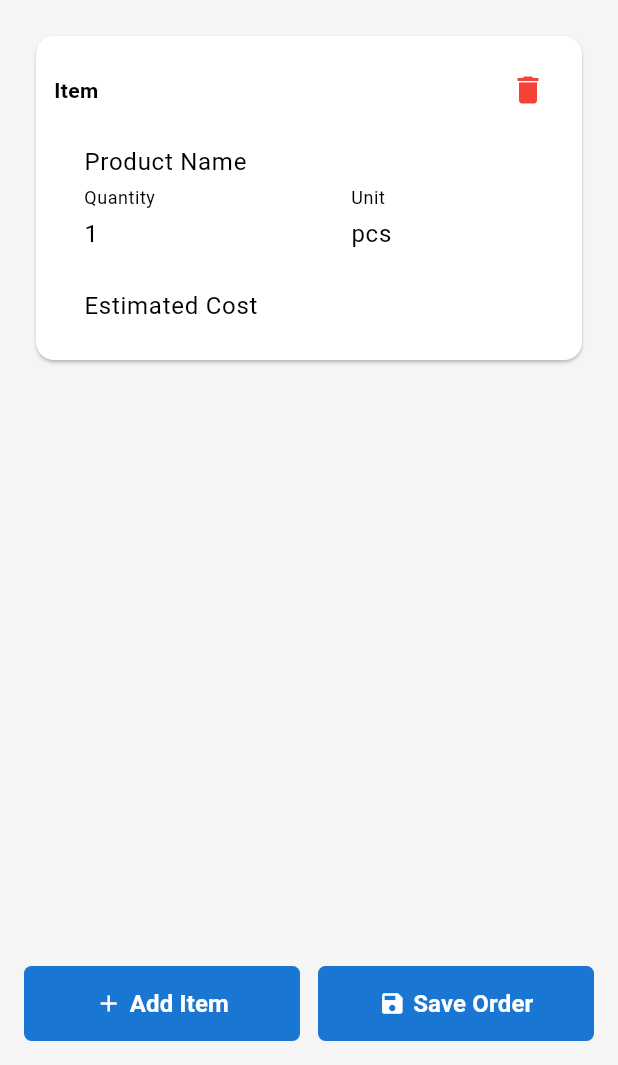
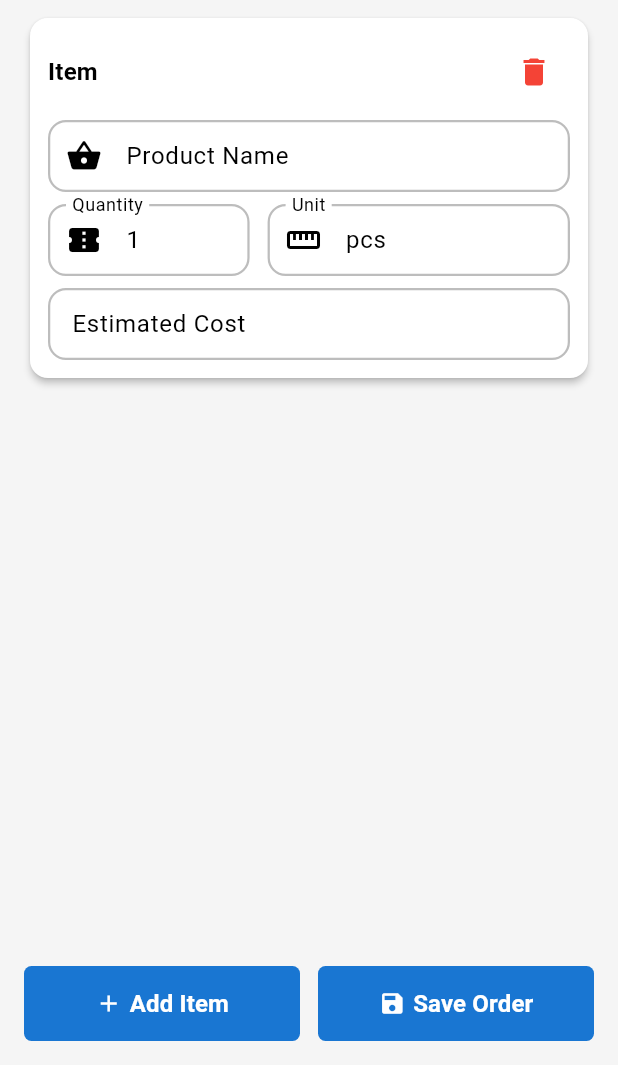
Before and after one commit to tanvirarifsiddiqui/BazarTrack, a Flutter app: the CreateOrderScreen screen opened by its route, after a tap on "Add Item", on a phone screen of 412 x 824 dp, the part 171-1236 px from its top. Run offline on Flutter 3.47's test engine with Material 3 defaults, Android fonts, the phone set to English and light mode, and no system bars; our stand-ins replace cached_network_image, firebase_core, firebase_messaging, flutter_local_notifications, get, image_picker and 2 more; accounts and stored records are empty; network calls fail.

Commit message:
Update UI for Create Order Screen Input Validation and Design Updated into Modular Approach.

```diff
--- /dev/null
+++ b/lib/features/orders/components/assistant_selector.dart
@@ -0,0 +1,31 @@
+import 'package:flutter/material.dart';
+import 'package:get/get.dart';
+import '../../../util/input_decoration.dart';
+import '../controller/order_controller.dart';
+
+/// Dropdown to assign an assistant
+class AssistantSelector extends StatelessWidget {
+  final OrderController ctrl;
+  const AssistantSelector({required this.ctrl, super.key});
+
+  @override
+  Widget build(BuildContext context) {
+    return Obx(
+          () => DropdownButtonFormField<int?>(
+        borderRadius: BorderRadius.circular(12),
+
+        value: ctrl.assignedToUserId.value,
+        items: [
+          const DropdownMenuItem(value: null, child: Text("None")),
+          ...ctrl.assistants
+              .map((a) => DropdownMenuItem(value: a.id, child: Text(a.name)))
+        ],
+        onChanged: (v) => ctrl.assignedToUserId.value = v,
+        decoration: AppInputDecorations.generalInputDecoration(
+          label: 'Select Assistant',
+          prefixIcon: Icons.person_outline_rounded,
+        ),
+      ),
+    );
+  }
+}
--- /dev/null
+++ b/lib/features/orders/components/create_list_of_order_item.dart
@@ -0,0 +1,34 @@
+import 'package:flutter/material.dart';
+import 'package:get/get_state_manager/src/rx_flutter/rx_obx_widget.dart';
+import '../../../base/empty_state.dart';
+import '../controller/order_controller.dart';
+import 'create_order_item_card.dart';
+
+class OrderItemsList extends StatelessWidget {
+  final OrderController ctrl;
+  const OrderItemsList({required this.ctrl, super.key});
+
+  @override
+  Widget build(BuildContext context) {
+    return Obx(() {
+      final items = ctrl.newItems;
+      if (items.isEmpty) {
+        return const EmptyState(
+          icon: Icons.inventory,
+          message: 'No items yet. Tap “Add Item” to begin.',
+        );
+      }
+      return ListView.separated(
+        itemCount: items.length,
+        separatorBuilder: (_, __) => const SizedBox(height: 8),
+        itemBuilder: (ctx, idx) {
+          return OrderItemCard(
+            item: items[idx],
+            onDelete: () => ctrl.removeItem(idx),
+            onChanged: (it) => ctrl.newItems[idx] = it,
+          );
+        },
+      );
+    });
+  }
+}
--- /dev/null
+++ b/lib/features/orders/components/create_order_item_card.dart
@@ -0,0 +1,127 @@
+import 'package:flutter/material.dart';
+import '../../../util/input_decoration.dart';
+import '../model/order_item.dart';
+
+/// Card for a single order item with fields
+class OrderItemCard extends StatelessWidget {
+  final OrderItem item;
+  final ValueChanged<OrderItem> onChanged;
+  final VoidCallback onDelete;
+
+  const OrderItemCard({
+    required this.item,
+    required this.onChanged,
+    required this.onDelete,
+    super.key,
+  });
+
+  @override
+  Widget build(BuildContext context) {
+    final theme = Theme.of(context);
+    return Card(
+      elevation: 2,
+      shape: RoundedRectangleBorder(
+        borderRadius: BorderRadius.circular(12),
+      ),
+      child: Padding(
+        padding: const EdgeInsets.all(12),
+        child: Column(
+          crossAxisAlignment: CrossAxisAlignment.stretch,
+          children: [
+            // Header row with delete action
+            Row(
+              children: [
+                Text(
+                  'Item',
+                  style: theme.textTheme.titleMedium
+                      ?.copyWith(fontWeight: FontWeight.bold),
+                ),
+                const Spacer(),
+                IconButton(
+                  icon: const Icon(Icons.delete, color: Colors.red),
+                  onPressed: onDelete,
+                ),
+              ],
+            ),
+
+            const SizedBox(height: 8),
+
+            // Product Name
+            _buildField(
+              label: 'Product Name',
+              icon: Icons.shopping_basket,
+              initialValue: item.productName,
+              onChanged: (v) => onChanged(item.copyWith(productName: v)),
+            ),
+
+            const SizedBox(height: 8),
+
+            // Quantity & Unit
+            Row(
+              children: [
+                Expanded(
+                  flex: 2,
+                  child: _buildField(
+                    label: 'Quantity',
+                    icon: Icons.confirmation_number,
+                    initialValue: item.quantity.toString(),
+                    keyboardType: TextInputType.number,
+                    onChanged: (v) {
+                      final q = int.tryParse(v) ?? item.quantity;
+                      onChanged(item.copyWith(quantity: q));
+                    },
+                  ),
+                ),
+                const SizedBox(width: 12),
+                Expanded(
+                  flex: 3,
+                  child: _buildField(
+                    label: 'Unit',
+                    icon: Icons.straighten,
+                    initialValue: item.unit,
+                    onChanged: (v) => onChanged(item.copyWith(unit: v)),
+                  ),
+                ),
+              ],
+            ),
+
+            const SizedBox(height: 8),
+
+            // Estimated Cost
+            _buildField(
+              label: 'Estimated Cost',
+              prefixText: '৳ ',
+              initialValue: item.estimatedCost?.toString() ?? '',
+              keyboardType:
+              const TextInputType.numberWithOptions(decimal: true),
+              onChanged: (v) {
+                final c = double.tryParse(v);
+                onChanged(item.copyWith(estimatedCost: c));
+              },
+            ),
+          ],
+        ),
+      ),
+    );
+  }
+
+  Widget _buildField({
+    required String label,
+    IconData? icon,
+    String? initialValue,
+    String? prefixText,
+    TextInputType keyboardType = TextInputType.text,
+    required ValueChanged<String> onChanged,
+  }) {
+    return TextFormField(
+      initialValue: initialValue,
+      keyboardType: keyboardType,
+      decoration: AppInputDecorations.generalInputDecoration(
+        label: label,
+        prefixIcon: icon,
+        prefixText: prefixText
+      ),
+      onChanged: onChanged,
+    );
+  }
+}
--- a/lib/features/orders/create_order_screen.dart
+++ b/lib/features/orders/create_order_screen.dart
@@ -1,10 +1,10 @@
 import 'package:flutter/material.dart';
+import 'package:get/get.dart';
 import 'package:flutter_boilerplate/base/custom_app_bar.dart';
 import 'package:flutter_boilerplate/base/custom_button.dart';
-import 'package:get/get.dart';
-import 'package:flutter_boilerplate/features/orders/controller/order_controller.dart';
-import 'package:flutter_boilerplate/features/orders/model/order_item.dart';
-import '../../util/input_decoration.dart';
+import 'components/assistant_selector.dart';
+import 'components/create_list_of_order_item.dart';
+import 'controller/order_controller.dart';
 
 class CreateOrderScreen extends StatelessWidget {
   const CreateOrderScreen({super.key});
@@ -12,62 +12,29 @@ class CreateOrderScreen extends StatelessWidget {
   @override
   Widget build(BuildContext context) {
     final ctrl = Get.find<OrderController>();
-
     return Scaffold(
       appBar: const CustomAppBar(title: 'New Order'),
-      body: SafeArea(
-        child: Padding(
-          padding: const EdgeInsets.all(16),
-          child: Column(
+      body: Column(
         children: [
-              // 1) Assistant dropdown
-              Obx(() => DropdownButtonFormField<int?>(
-                borderRadius: BorderRadius.circular(12),
-                value: ctrl.assignedToUserId.value,
-                items: [
-                  const DropdownMenuItem(
-                      value: null, child: Text("None")),
-                  ...ctrl.assistants
-                      .map((a) => DropdownMenuItem(
-                    value: a.id,
-                    child: Text(a.name),
-                  ))
-                      .toList(),
-                ],
-                onChanged: (v) => ctrl.assignedToUserId.value = v,
-                decoration: AppInputDecorations.generalInputDecoration(
-                  label: 'Select Assistant',
-                  prefixIcon: Icons.person_outline_rounded,
-                ),
-              )),
-
-              const SizedBox(height: 16),
-
-              // 2) Items list
-              Expanded(
-                child: Obx(() => ctrl.newItems.isEmpty
-                    ? const Center(child: Text('No items yet'))
-                    : ListView.separated(
-                  itemCount: ctrl.newItems.length,
-                  separatorBuilder: (_, __) =>
-                  const Divider(color: Colors.grey),
-                  itemBuilder: (_, idx) {
-                    final item = ctrl.newItems[idx];
-                    return _OrderItemTile(
-                      item: item,
-                      onDelete: () => ctrl.removeItem(idx),
-                      onChanged: (updated) {
-                        ctrl.newItems[idx] = updated;
-                      },
-                    );
-                  },
-                )),
+          // 1) ASSISTANT SELECTOR
+          Padding(
+            padding: const EdgeInsets.fromLTRB(16, 16, 16, 8),
+            child: AssistantSelector(ctrl: ctrl),
           ),
 
-              const SizedBox(height: 16),
+          // 2) ITEMS LIST
+          Expanded(
+            child: Padding(
+              padding: const EdgeInsets.symmetric(horizontal: 16),
+              child: OrderItemsList(ctrl: ctrl),
+            ),
+          ),
 
-              // 3) Add Item & Save
-              Row(
+          // 3) ACTIONS: ADD ITEM & SAVE ORDER
+          const SizedBox(height: 8),
+          Padding(
+            padding: const EdgeInsets.fromLTRB(16, 0, 16, 16),
+            child: Row(
               children: [
                 Expanded(
                   child: CustomButton(
@@ -78,103 +45,20 @@ class CreateOrderScreen extends StatelessWidget {
                 ),
                 const SizedBox(width: 12),
                 Expanded(
-                    child: CustomButton(
+                  child: Obx(() {
+                    final hasItems = ctrl.newItems.isNotEmpty;
+                    return CustomButton(
                       icon: Icons.save,
                       buttonText: 'Save Order',
-                      onPressed: ctrl.saveNewOrder,
+                      onPressed: hasItems ? ctrl.saveNewOrder : null,
+                    );
+                  }),
+                ),
+              ],
             ),
           ),
         ],
       ),
-            ],
-          ),
-        ),
-      ),
     );
   }
 }
-
-class _OrderItemTile extends StatelessWidget {
-  final OrderItem item;
-  final void Function(OrderItem) onChanged;
-  final VoidCallback onDelete;
-
-  const _OrderItemTile({
-    required this.item,
-    required this.onChanged,
-    required this.onDelete,
-  });
-
-  @override
-  Widget build(BuildContext context) {
-    return Padding(
-      padding: const EdgeInsets.all(8.0),
-      child: Card(
-        margin: EdgeInsets.zero,
-        child: Padding(
-          padding: const EdgeInsets.all(12),
-          child: Column(
-            children: [
-              Row(
-                children: [
-                  const Text('Item',
-                      style: TextStyle(fontWeight: FontWeight.bold)),
-                  const Spacer(),
-                  IconButton(
-                    icon: const Icon(Icons.delete, color: Colors.red),
-                    onPressed: onDelete,
-                  ),
-                ],
-              ),
-
-              // Product name
-              TextFormField(
-                initialValue: item.productName,
-                decoration: const InputDecoration(labelText: 'Product Name'),
-                onChanged: (v) => onChanged(item.copyWith(productName: v)),
-              ),
-
-              // Quantity & Unit
-              Row(
-                children: [
-                  Expanded(
-                    child: TextFormField(
-                      initialValue: item.quantity.toString(),
-                      decoration: const InputDecoration(labelText: 'Quantity'),
-                      keyboardType: TextInputType.number,
-                      onChanged: (v) {
-                        final q = int.tryParse(v) ?? item.quantity;
-                        onChanged(item.copyWith(quantity: q));
-                      },
-                    ),
-                  ),
-                  const SizedBox(width: 16),
-                  Expanded(
-                    child: TextFormField(
-                      initialValue: item.unit,
-                      decoration: const InputDecoration(labelText: 'Unit'),
-                      onChanged: (v) => onChanged(item.copyWith(unit: v)),
-                    ),
-                  ),
-                ],
-              ),
-
-              // Estimated cost
-              TextFormField(
-                initialValue: item.estimatedCost?.toString() ?? '',
-                decoration:
-                const InputDecoration(labelText: 'Estimated Cost'),
-                keyboardType:
-                const TextInputType.numberWithOptions(decimal: true),
-                onChanged: (v) {
-                  final d = double.tryParse(v);
-                  onChanged(item.copyWith(estimatedCost: d));
-                },
-              ),
-            ],
-          ),
-        ),
-      ),
-    );
-  }
-}
--- a/lib/features/orders/edit_order_item_screen.dart
+++ b/lib/features/orders/edit_order_item_screen.dart
@@ -206,7 +206,9 @@ class _EditOrderItemScreenState extends State<EditOrderItemScreen> {
                         textInputAction: TextInputAction.next,
                         keyboardType: TextInputType.number,
                         decoration: AppInputDecorations.generalInputDecoration(
+                          prefixIcon: Icons.confirmation_number,
                           label: 'Quantity',
+
                         ),
                         validator: (v) {
                           final n = int.tryParse(v ?? '');
@@ -227,6 +229,7 @@ class _EditOrderItemScreenState extends State<EditOrderItemScreen> {
                         textInputAction: TextInputAction.next,
                         decoration: AppInputDecorations.generalInputDecoration(
                           label: 'Unit',
+                          prefixIcon: Icons.straighten,
                         ),
                         validator: (v) =>
                         v == null || v.trim().isEmpty ? 'Required' : null,
```
Lines whose indentation alone changed are shown as unchanged.
